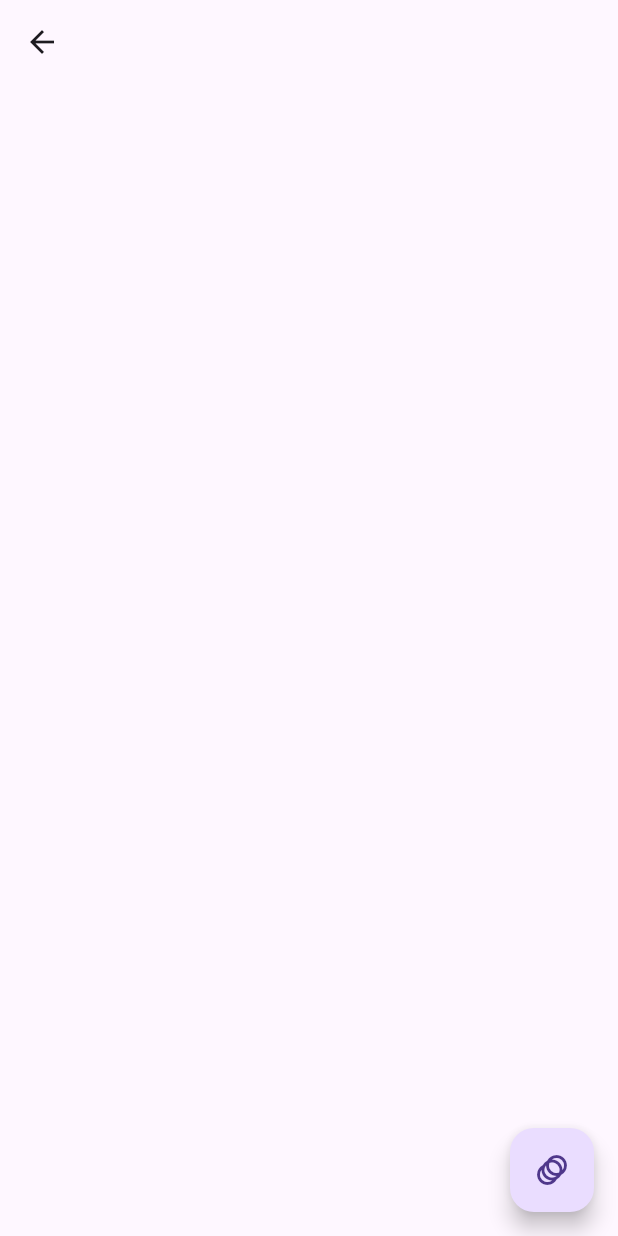
After one commit to tapoban123/flutter_animations, a Flutter app: the ExplicitAnimationsHome screen opened directly, after a tap on "Size Transition Demo", on a phone screen of 412 x 824 dp. The commit adds this screen. Run offline on Flutter 3.47's test engine with Material 3 defaults, Android fonts, the phone set to English and light mode, and no system bars.

Commit message:
Added more explicit animations

```diff
--- a/animations_1/lib/explicit_animations/explicit_animations_home.dart
+++ b/animations_1/lib/explicit_animations/explicit_animations_home.dart
@@ -1,4 +1,7 @@
+import 'package:animations_1/explicit_animations/animation_builder_demo.dart';
 import 'package:animations_1/explicit_animations/positioned_transition_demo.dart';
+import 'package:animations_1/explicit_animations/rotation_transition_demo.dart';
+import 'package:animations_1/explicit_animations/size_transition_demo.dart';
 import 'package:animations_1/widgets/lesson_navigation_button.dart';
 import 'package:flutter/material.dart';
 
@@ -11,13 +14,28 @@ class ExplicitAnimationsHome extends StatelessWidget {
       appBar: AppBar(
         title: const Text("Explicit Animations"),
       ),
-      body: const Column(
+      body: const Padding(
+        padding: EdgeInsets.symmetric(horizontal: 10.0),
+        child: Column(
           children: [
             LessonNavigationButton(
               buttonText: "Positioned Transition Demo",
               navigateToPage: PositionedTransitionDemo(),
             ),
+            LessonNavigationButton(
+              buttonText: "Size Transition Demo",
+              navigateToPage: SizeTransitionDemo(),
+            ),
+            LessonNavigationButton(
+              buttonText: "Rotation Transition Demo",
+              navigateToPage: RotationTransitionDemo(),
+            ),
+            LessonNavigationButton(
+              buttonText: "Animation Builder Demo",
+              navigateToPage: AnimationBuilderDemo(),
+            ),
           ],
+        ),
       ),
     );
   }
--- /dev/null
+++ b/animations_1/lib/explicit_animations/size_transition_demo.dart
@@ -0,0 +1,69 @@
+import 'package:flutter/material.dart';
+
+class SizeTransitionDemo extends StatefulWidget {
+  const SizeTransitionDemo({super.key});
+
+  @override
+  State<SizeTransitionDemo> createState() => _SizeTransitionDemoState();
+}
+
+class _SizeTransitionDemoState extends State<SizeTransitionDemo>
+    with SingleTickerProviderStateMixin {
+  late AnimationController _controller;
+  late Animation<double> _sizeAnimation;
+
+  @override
+  void initState() {
+    _controller = AnimationController(
+      vsync: this,
+      duration: const Duration(milliseconds: 300),
+    );
+
+    _sizeAnimation = Tween(begin: 0.0, end: 1.0).animate(
+      CurvedAnimation(parent: _controller, curve: Curves.decelerate),
+    );
+    super.initState();
+  }
+
+  @override
+  void dispose() {
+    _controller.dispose();
+    super.dispose();
+  }
+
+  @override
+  Widget build(BuildContext context) {
+    return Scaffold(
+      appBar: AppBar(),
+      floatingActionButton: FloatingActionButton(
+        onPressed: () {
+          if (_controller.isCompleted) {
+            _controller.reverse();
+          } else {
+            _controller.forward();
+          }
+        },
+        child: const Icon(Icons.animation),
+      ),
+      body: Center(
+        child: Row(
+          mainAxisAlignment: MainAxisAlignment.center,
+          children: [
+            SizeTransition(
+              sizeFactor: _sizeAnimation,
+              child: Container(
+                width: 100,
+                height: 100,
+                decoration: BoxDecoration(
+                  color: Colors.amberAccent,
+                  borderRadius: BorderRadius.circular(16),
+                ),
+                child: Image.asset("assets/images/Jerry_Mouse.png"),
+              ),
+            ),
+          ],
+        ),
+      ),
+    );
+  }
+}
--- a/animations_1/lib/main.dart
+++ b/animations_1/lib/main.dart
@@ -15,6 +15,7 @@ class MyApp extends StatelessWidget {
   Widget build(BuildContext context) {
     return MaterialApp(
       title: "Animations Tutorial",
+
       debugShowCheckedModeBanner: false,
       theme: ThemeData.light(useMaterial3: true),
       home: const HomePage(),
--- a/animations_1/lib/widgets/lesson_navigation_button.dart
+++ b/animations_1/lib/widgets/lesson_navigation_button.dart
@@ -23,6 +23,9 @@ class LessonNavigationButton extends StatelessWidget {
         style: ElevatedButton.styleFrom(
           minimumSize: const Size(double.infinity, 50),
           backgroundColor: Colors.blueAccent,
+          shape: RoundedRectangleBorder(
+            borderRadius: BorderRadius.circular(10),
+          ),
         ),
         child: Text(
           buttonText,
```
Also changed, not shown: animations_1/lib/explicit_animations/animation_builder_demo.dart (added, +19 -0 lines), animations_1/lib/explicit_animations/positioned_transition_demo.dart (+89 -3 lines), animations_1/lib/explicit_animations/rotation_transition_demo.dart (added, +59 -0 lines). Lines whose indentation alone changed are shown as unchanged.
